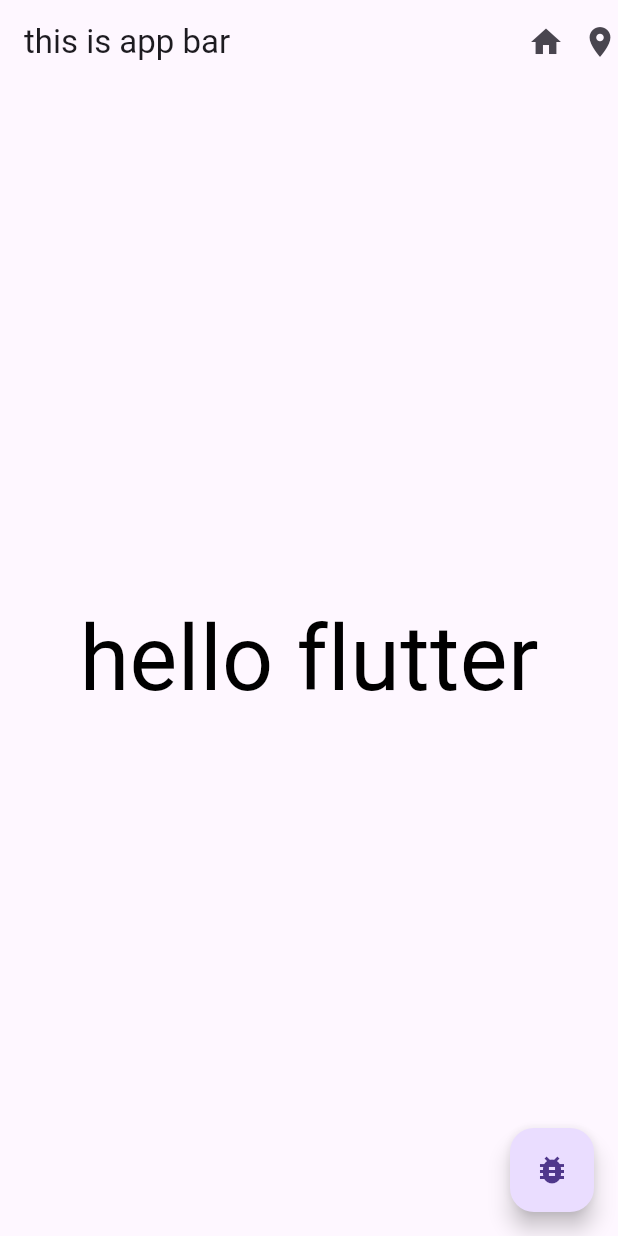
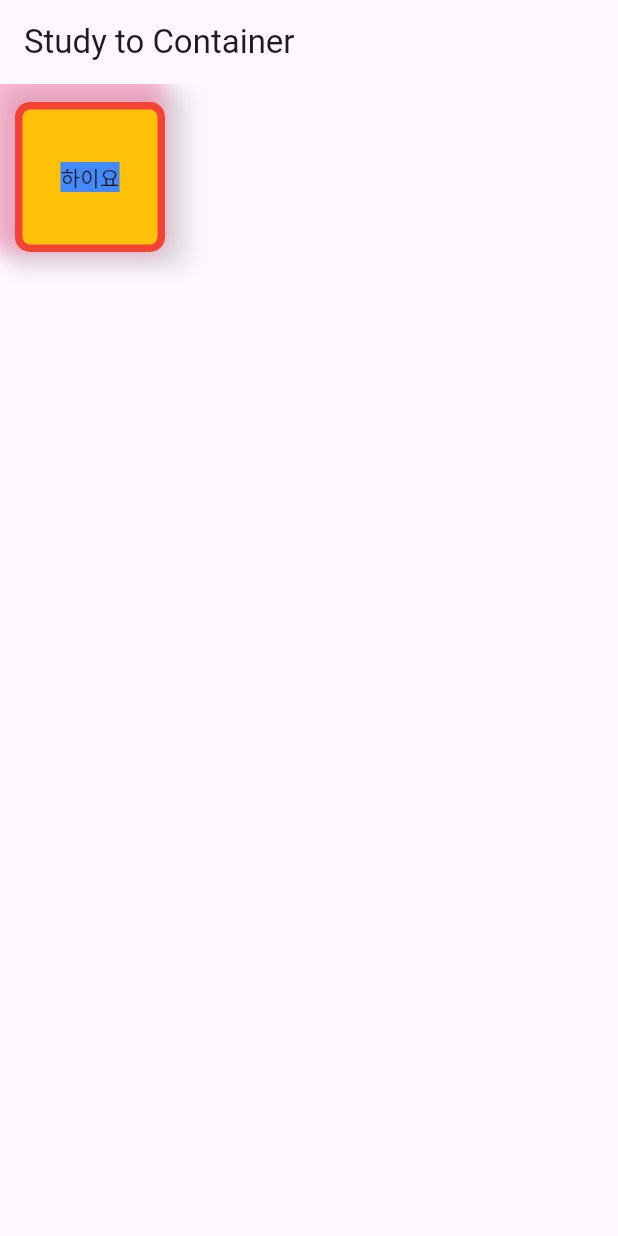
Before and after one commit to stufit/flutter_fastcam, a Flutter app: the screen it shows after launch, on a phone screen of 412 x 824 dp. Run offline on Flutter 3.47's test engine with Material 3 defaults, Android fonts, the phone set to English and light mode, and no system bars.

Commit message:
Container, Center Widget 연습

```diff
--- a/lib/main.dart
+++ b/lib/main.dart
@@ -4,38 +4,53 @@ void main() {
   runApp(MaterialApp(
     home: Scaffold(
       appBar: AppBar(
-        actions: [
-          IconButton(icon: Icon(Icons.home),onPressed: (){
-            print("탭탭");
-          },),
-          Icon(Icons.place)
-        ],
-        centerTitle: false,
-        title: Text('this is app bar'),
+        title: Text('Study to Container'),
       ),
-      body: TestWidget(),
-      floatingActionButton: FloatingActionButton(
-        child: Icon(
-          Icons.bug_report
-        ),
-        onPressed: (){
-          print("탭버그!");
-        },
-      ),
+      body: CustomContainer(),
     ),
   ));
 }
 
-class TestWidget extends StatelessWidget {
-  const TestWidget({super.key});
+class CustomContainer extends StatelessWidget {
+  const CustomContainer({super.key});
 
   @override
   Widget build(BuildContext context) {
-    return SafeArea(
+    return Container(
+      width: 100,
+      height: 100,
+      padding: EdgeInsets.fromLTRB(10, 12, 10, 12),
+      decoration: BoxDecoration(
+          // boxDecoration 사용시에는 container 밖에 color 옵션 쓰면 에러발생
+          color: Colors.amber,
+          border: Border.all(
+            color: Colors.red,
+            width: 5,
+            style: BorderStyle.solid,
+          ),
+          borderRadius: BorderRadius.circular(10),
+          boxShadow: [
+            BoxShadow(
+              color:Colors.grey.withOpacity(0.3),
+              offset: Offset(5, 1),
+              blurRadius: 10,
+              spreadRadius: 10
+            ),
+            BoxShadow(
+                color:Colors.pink.withOpacity(0.3),
+                offset: Offset(-10, -10),
+                blurRadius: 10,
+                spreadRadius: 10
+            ),
+          ]),
+      margin: EdgeInsets.symmetric(
+        vertical: 12,
+        horizontal: 10,
+      ),
       child: Center(
-        child: Text(
-          'hello flutter',
-          style: TextStyle(color: Colors.black, fontSize: 60),
+        child: Container(
+          color: Colors.blueAccent,
+          child: Text('하이요'),
         ),
       ),
     );
```
